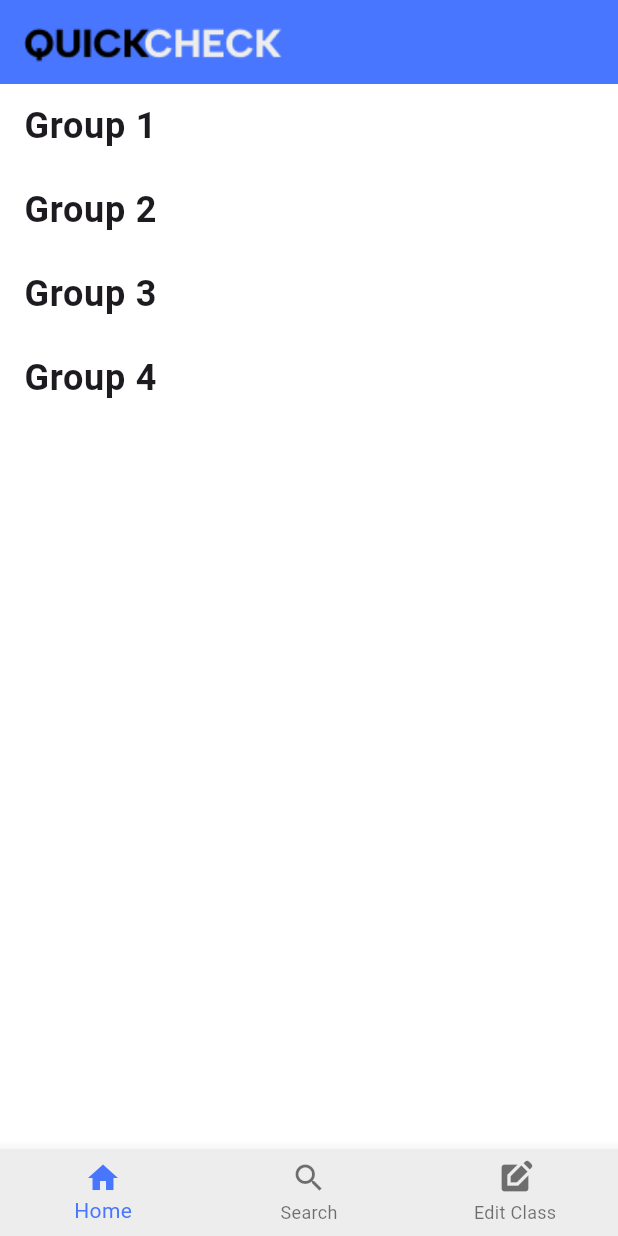
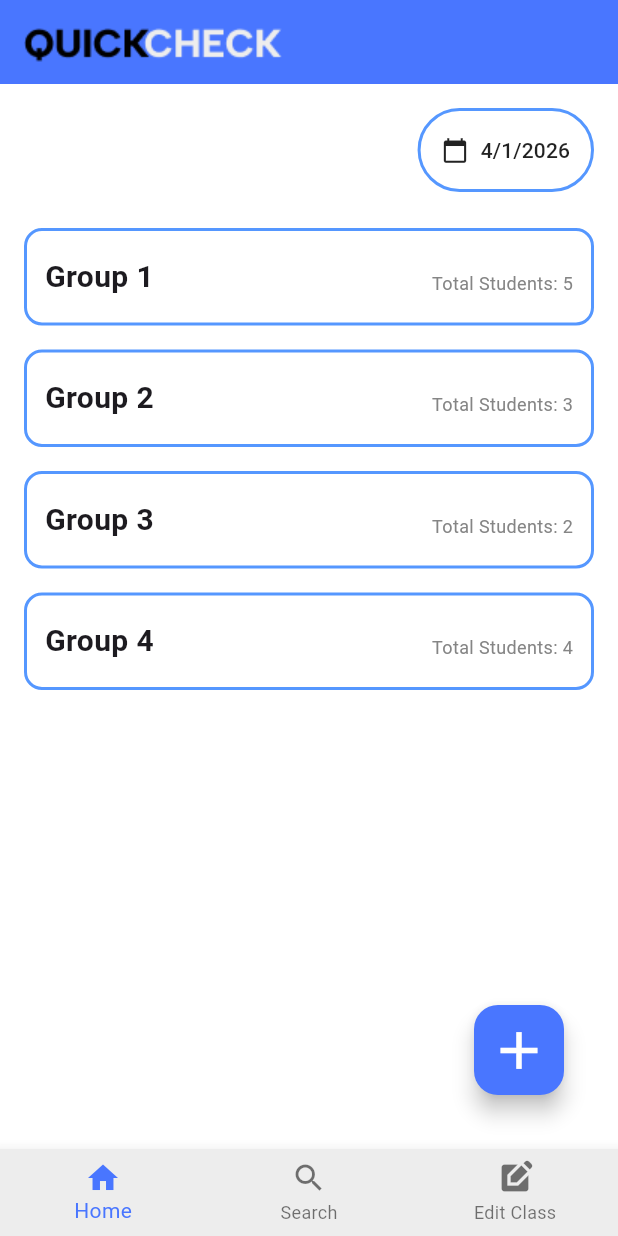
Before and after one commit to chessman-coder/quick-check, a Flutter app: the screen it shows after launch, on a phone screen of 412 x 824 dp. Run offline on Flutter 3.47's test engine with Material 3 defaults, Android fonts, the phone set to English and light mode, and no system bars.

Commit message:
add testing student data and implement on class list, model and add attendance screen

```diff
--- a/lib/data/class_data_testing.dart
+++ b/lib/data/class_data_testing.dart
@@ -1,7 +1,10 @@
 import 'package:flutter_project/models/class.dart';
 
 final classDataList = [
-  Class(id: 'a1', name: 'Group 1'),
+  Class(
+    id: 'a1',
+    name: 'Group 1',
+  ),
   Class(id: 'a2', name: 'Group 2'),
   Class(id: 'a3', name: 'Group 3'),
   Class(id: 'a4', name: 'Group 4'),
--- a/lib/models/attendance.dart
+++ b/lib/models/attendance.dart
@@ -12,4 +12,4 @@ class Attendance {
   });
 }
 
-enum AttendanceStatus { present, absent }
+enum AttendanceStatus { present, absent, late }
--- a/lib/models/class.dart
+++ b/lib/models/class.dart
@@ -2,8 +2,5 @@ class Class {
   final String id;
   final String name;
 
-  const Class({
-    required this.id,
-    required this.name,
-  });
+  const Class({required this.id, required this.name});
 }
--- a/lib/ui/attendance_tracker/home/class_list.dart
+++ b/lib/ui/attendance_tracker/home/class_list.dart
@@ -1,9 +1,18 @@
 import 'package:flutter/material.dart';
 import 'package:flutter_project/data/class_data_testing.dart';
+import 'package:flutter_project/data/student_data_testing.dart';
 import 'package:flutter_project/models/class.dart';
+import 'package:flutter_project/ui/attendance_tracker/home/attendance_screen.dart';
 
 class ClassList extends StatelessWidget {
-  const ClassList({super.key});
+  final DateTime selectedDate;
+  final VoidCallback onSelectDate;
+
+  const ClassList({
+    super.key,
+    required this.selectedDate,
+    required this.onSelectDate,
+  });
 
   @override
   Widget build(BuildContext context) {
@@ -29,25 +38,110 @@ class ClassList extends StatelessWidget {
     if (classDataList.isNotEmpty) {
       content = ListView.builder(
         itemCount: classDataList.length,
-        itemBuilder: (context, index) =>
-            ClassTile(classroom: classDataList[index]),
+        itemBuilder: (context, index) => ClassTile(
+          classroom: classDataList[index],
+          selectedDate: selectedDate,
+          onSelectDate: onSelectDate,
+        ),
       );
     }
 
-    return content;
+    return Column(
+      children: [
+        // Select Date Button
+        Padding(
+          padding: const EdgeInsets.all(16.0),
+          child: Row(
+            mainAxisAlignment: MainAxisAlignment.end,
+            children: [
+              OutlinedButton.icon(
+                onPressed: onSelectDate,
+                icon: const Icon(Icons.calendar_today, size: 18),
+                label: Text(
+                  '${selectedDate.day}/${selectedDate.month}/${selectedDate.year}',
+                ),
+                style: OutlinedButton.styleFrom(
+                  foregroundColor: Colors.black87,
+                  side: const BorderSide(color: Color(0xFF5597FF), width: 2),
+                  padding: const EdgeInsets.symmetric(
+                    horizontal: 16,
+                    vertical: 18,
+                  ),
+                ),
+              ),
+            ],
+          ),
+        ),
+        // Class List Content
+        Expanded(child: content),
+      ],
+    );
   }
 }
 
 class ClassTile extends StatelessWidget {
-  const ClassTile({super.key, required this.classroom});
+  const ClassTile({
+    super.key,
+    required this.classroom,
+    required this.selectedDate,
+    required this.onSelectDate,
+  });
+
   final Class classroom;
+  final DateTime selectedDate;
+  final VoidCallback onSelectDate;
 
   @override
   Widget build(BuildContext context) {
-    return ListTile(
-      title: Text(
-        classroom.name,
-        style: TextStyle(fontSize: 24, fontWeight: FontWeight.bold),
+    // Get student count for this specific class
+    final int studentCount = getStudentsByClassId(classroom.id).length;
+
+    return GestureDetector(
+      onTap: () {
+        Navigator.push(
+          context,
+          MaterialPageRoute(
+            builder: (context) => AttendanceScreen(
+              selectedDate: selectedDate,
+              onSelectDate: onSelectDate,
+              classId: classroom.id,
+              className: classroom.name,
+            ),
+          ),
+        );
+      },
+      child: Container(
+        margin: EdgeInsets.symmetric(horizontal: 16, vertical: 8),
+        decoration: BoxDecoration(
+          color: Colors.white,
+          border: Border.all(color: const Color(0xFF5597FF), width: 2),
+          borderRadius: BorderRadius.circular(12),
+        ),
+        child: Padding(
+          padding: EdgeInsets.symmetric(horizontal: 12, vertical: 16),
+          child: Row(
+            children: [
+              Text(
+                classroom.name,
+                style: const TextStyle(
+                  fontSize: 20,
+                  fontWeight: FontWeight.bold,
+                ),
+              ),
+              const Spacer(),
+              Padding(
+                padding: const EdgeInsets.only(top: 8),
+                child: Text(
+                  'Total Students: $studentCount',
+                  style: const TextStyle(
+                    fontSize: 12,
+                    color: Color(0xFF858585),
+                  ),
+                ),
+              ),
+            ],
+          ),
+        ),
       ),
     );
   }
--- a/lib/ui/attendance_tracker/home/main_home.dart
+++ b/lib/ui/attendance_tracker/home/main_home.dart
@@ -10,12 +10,28 @@ class Home extends StatefulWidget {
 
 class _HomeState extends State<Home> {
   int _currentIndex = 0;
+  DateTime _selectedData = DateTime.now();
+
+  Future<void> _selectData(BuildContext context) async {
+    final DateTime? picked = await showDatePicker(
+      context: context,
+      firstDate: DateTime(2025),
+      lastDate: DateTime(2030),
+    );
+    if (picked != null && picked != _selectedData) {
+      setState(() {
+        _selectedData = picked;
+      });
+    }
+  }
 
   void _onTapItem(int index) {
     setState(() {
       _currentIndex = index;
     });
   }
+
+  void _onCreate() {}
 
   @override
   Widget build(BuildContext context) {
@@ -24,11 +40,27 @@ class _HomeState extends State<Home> {
         title: Image.asset('assets/quickcheck1.png'),
         backgroundColor: Color(0xFF4976FF),
       ),
-      body: IndexedStack(index: _currentIndex, children: [
-        ClassList()
+      body: IndexedStack(
+        index: _currentIndex,
+        children: [
+          ClassList(
+            selectedDate: _selectedData,
+            onSelectDate: () => _selectData(context),
+          ),
         ],
       ),
-
+      floatingActionButton: _currentIndex == 0
+          ? Container(
+              margin: const EdgeInsets.only(right: 20, bottom: 20),
+              width: 60,
+              height: 60,
+              child: FloatingActionButton(
+                onPressed: _onCreate,
+                backgroundColor: Color(0xFF4976FF),
+                child: const Icon(Icons.add, color: Colors.white, size: 42),
+              ),
+            )
+          : null,
       bottomNavigationBar: BottomNavigationBar(
         items: const <BottomNavigationBarItem>[
           BottomNavigationBarItem(icon: Icon(Icons.home), label: 'Home'),
```
Also changed, not shown: lib/data/student_data_testing.dart (added, +34 -0 lines), lib/ui/attendance_tracker/home/attendance_screen.dart (added, +201 -0 lines).
